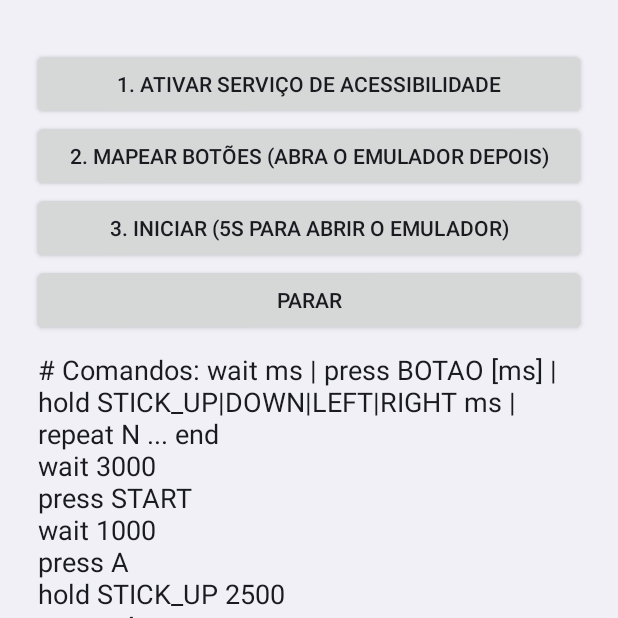
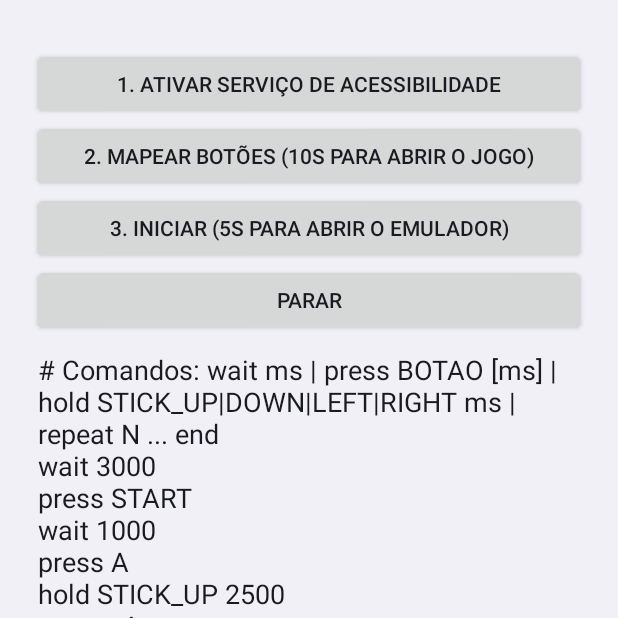
Before and after one commit to lokksminecraft-dev/zelda_auto_herstel, an Android app: the screen it shows after launch (MainActivity), on a phone screen of 412 x 824 dp, the top half of it. Run offline under Robolectric (Android 15) with nearby library versions, the phone set to English and light mode, and no system bars.

Commit message:
Update MainActivity.kt

```diff
--- a/app/src/main/java/com/zelda/auto/MainActivity.kt
+++ b/app/src/main/java/com/zelda/auto/MainActivity.kt
@@ -8,6 +8,8 @@ import android.text.InputType
 import android.widget.Button
 import android.widget.EditText
 import android.widget.LinearLayout
+import android.widget.ScrollView
+import android.widget.TextView
 import android.widget.Toast
 
 class MainActivity : Activity() {
@@ -16,6 +18,38 @@ class MainActivity : Activity() {
         super.onCreate(b)
         val prefs = getSharedPreferences("mapa", MODE_PRIVATE)
 
+        Thread.setDefaultUncaughtExceptionHandler { _, e ->
+            prefs.edit().putString("erro", e.stackTraceToString()).commit()
+            android.os.Process.killProcess(android.os.Process.myPid())
+        }
+
+        val erro = prefs.getString("erro", null)
+        if (erro != null) {
+            prefs.edit().remove("erro").commit()
+            setContentView(ScrollView(this).apply {
+                addView(TextView(this@MainActivity).apply {
+                    text = "ERRO ANTERIOR:\n\n$erro"
+                    setTextIsSelectable(true)
+                    setPadding(24, 48, 24, 24)
+                })
+            })
+            return
+        }
+
+        try {
+            montarTela(prefs)
+        } catch (e: Throwable) {
+            setContentView(ScrollView(this).apply {
+                addView(TextView(this@MainActivity).apply {
+                    text = "ERRO:\n\n${e.stackTraceToString()}"
+                    setTextIsSelectable(true)
+                    setPadding(24, 48, 24, 24)
+                })
+            })
+        }
+    }
+
+    private fun montarTela(prefs: android.content.SharedPreferences) {
         val roteiro = EditText(this).apply {
             inputType = InputType.TYPE_CLASS_TEXT or InputType.TYPE_TEXT_FLAG_MULTI_LINE
             setText(prefs.getString("roteiro", EXEMPLO))
@@ -33,10 +67,10 @@ class MainActivity : Activity() {
             addView(botao("1. Ativar serviço de acessibilidade") {
                 startActivity(Intent(Settings.ACTION_ACCESSIBILITY_SETTINGS))
             })
-            addView(botao("2. Mapear botões (abra o emulador depois)") {
+            addView(botao("2. Mapear botões (10s para abrir o jogo)") {
                 val s = AutoPlayService.instance
                 if (s == null) toast("Ative o serviço primeiro") else {
-                    s.iniciarMapeamento()
+                    s.iniciarMapeamento(10)
                     startActivity(Intent(Intent.ACTION_MAIN).addCategory(Intent.CATEGORY_HOME))
                 }
             })
@@ -54,22 +88,12 @@ class MainActivity : Activity() {
             addView(botao("Parar") { AutoPlayService.parar = true })
             addView(roteiro)
         }
-        setContentView(raiz)
+        setContentView(ScrollView(this).apply { addView(raiz) })
     }
 
     private fun toast(m: String) = Toast.makeText(this, m, Toast.LENGTH_SHORT).show()
 
     companion object {
-        const val EXEMPLO = """# Comandos: wait ms | press BOTAO [ms] | hold STICK_UP|DOWN|LEFT|RIGHT ms | repeat N ... end
-wait 3000
-press START
-wait 1000
-press A
-hold STICK_UP 2500
-repeat 4
-press A
-wait 500
-end
-"""
+        const val EXEMPLO = "# Comandos: wait ms | press BOTAO [ms] | hold STICK_UP|DOWN|LEFT|RIGHT ms | repeat N ... end\nwait 3000\npress START\nwait 1000\npress A\nhold STICK_UP 2500\nrepeat 4\npress A\nwait 500\nend\n"
     }
 }
```
